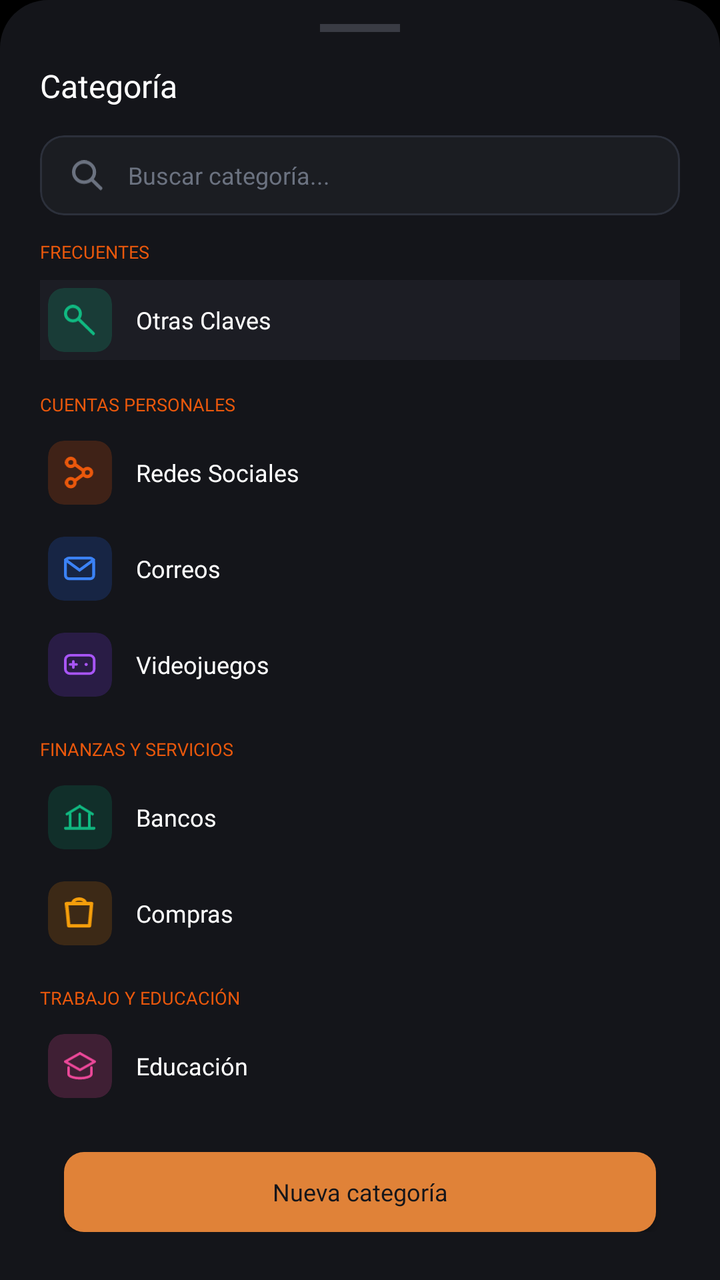
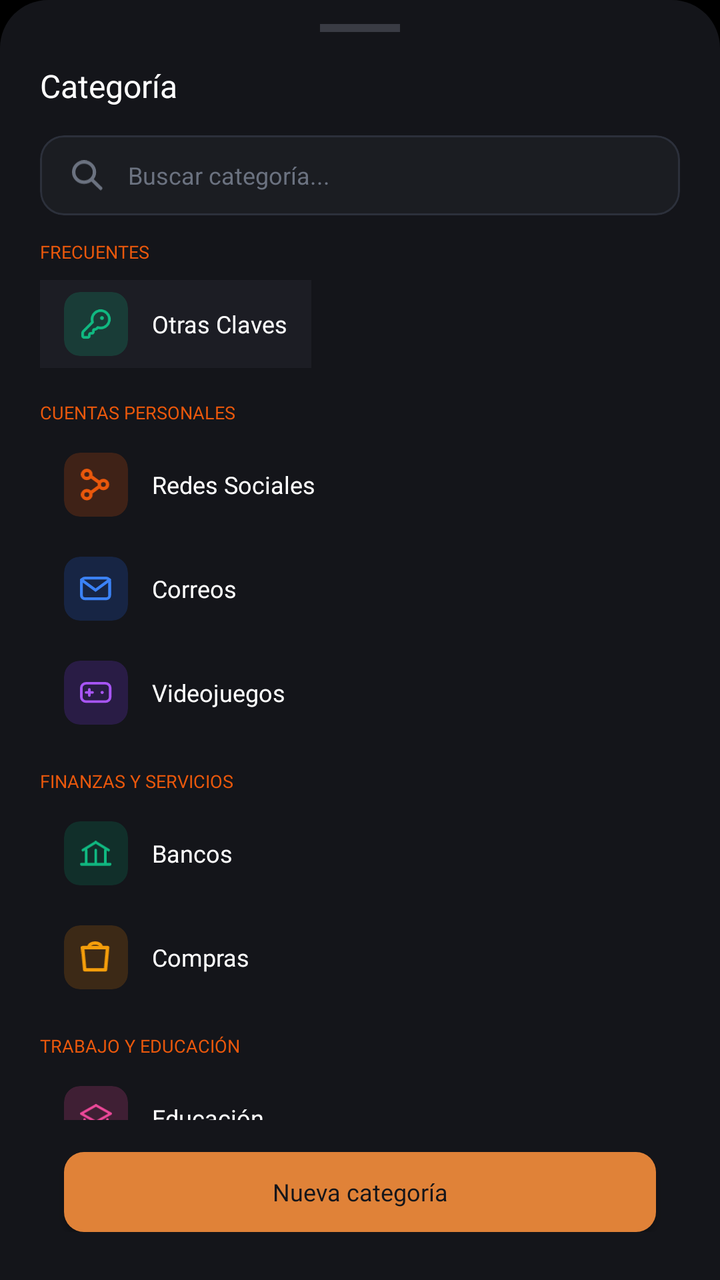

Two renders of the same Android screen: before a commit and after it. Below are the layout's source before the change and the commit's diff.
<!-- AndroidManifest.xml: application theme Theme.MyApplication -->
<!-- res/layout/dialog_category.xml -->
<?xml version="1.0" encoding="utf-8"?>
<LinearLayout xmlns:android="http://schemas.android.com/apk/res/android"
    xmlns:app="http://schemas.android.com/apk/res-auto"
    android:layout_width="match_parent"
    android:layout_height="match_parent"
    android:background="@drawable/bg_bottom_sheet"
    android:orientation="vertical"
    android:paddingStart="20dp"
    android:paddingTop="12dp"
    android:paddingEnd="20dp"
    android:paddingBottom="24dp">

    
    <View
        android:layout_width="40dp"
        android:layout_height="4dp"
        android:layout_gravity="center_horizontal"
        android:layout_marginBottom="16dp"
        android:background="@color/border_option_card" />

    <TextView
        android:layout_width="wrap_content"
        android:layout_height="wrap_content"
        android:fontFamily="@font/inter_bold"
        android:text="Categoría"
        android:textColor="@color/text_primary"
        android:textSize="16sp" />

    
    <com.google.android.material.card.MaterialCardView
        android:id="@+id/cardSearch"
        android:layout_width="match_parent"
        android:layout_height="40dp"
        android:layout_marginTop="14dp"
        app:cardBackgroundColor="#1B1D22"
        app:cardCornerRadius="12dp"
        app:cardElevation="0dp"
        app:strokeColor="#2C303B"
        app:strokeWidth="1dp">

        <LinearLayout
            android:layout_width="match_parent"
            android:layout_height="match_parent"
            android:gravity="center_vertical"
            android:orientation="horizontal"
            android:paddingHorizontal="16dp">

            <ImageView
                android:layout_width="16dp"
                android:layout_height="16dp"
                android:src="@drawable/lupa"
                app:tint="#6B7280" />

            <EditText
                android:id="@+id/etSearch"
                android:layout_width="match_parent"
                android:layout_height="match_parent"
                android:layout_marginStart="12dp"
                android:autofillHints="none"
                android:background="@null"
                android:fontFamily="sans-serif"
                android:hint="Buscar categoría..."
                android:inputType="text"
                android:textColor="#FFFFFF"
                android:textColorHint="#6B7280"
                android:textSize="12sp" />
        </LinearLayout>
    </com.google.android.material.card.MaterialCardView>

    
    <ScrollView
        android:layout_width="match_parent"
        android:layout_height="0dp"
        android:layout_marginTop="12dp"
        android:layout_weight="1"
        android:scrollbars="none">

        <LinearLayout
            android:layout_width="match_parent"
            android:layout_height="wrap_content"
            android:orientation="vertical">

            
            <TextView
                android:layout_width="wrap_content"
                android:layout_height="wrap_content"
                android:fontFamily="@font/inter_bold"
                android:text="FRECUENTES"
                android:textColor="@color/cat_section"
                android:textSize="9sp" />

            <LinearLayout
                android:id="@+id/rowOther"
                android:layout_width="match_parent"
                android:layout_height="wrap_content"
                android:layout_marginTop="8dp"
                android:background="@color/bg_option_card"
                android:gravity="center_vertical"
                android:orientation="horizontal"
                android:padding="4dp">

                <com.google.android.material.card.MaterialCardView
                    android:layout_width="32dp"
                    android:layout_height="32dp"
                    app:cardBackgroundColor="@color/cat_other_bg"
                    app:cardCornerRadius="8dp"
                    app:cardElevation="0dp"
                    app:strokeWidth="0dp">

                    <ImageView
                        android:layout_width="16dp"
                        android:layout_height="16dp"
                        android:layout_gravity="center"
                        android:src="@drawable/ic_cat_lupa" />
                </com.google.android.material.card.MaterialCardView>

                <TextView
                    android:layout_width="wrap_content"
                    android:layout_height="wrap_content"
                    android:layout_marginStart="12dp"
                    android:fontFamily="@font/inter_bold"
                    android:text="Otras Claves"
                    android:textColor="@color/text_primary"
                    android:textSize="12sp" />
            </LinearLayout>

            
            <TextView
                android:layout_width="wrap_content"
                android:layout_height="wrap_content"
                android:layout_marginTop="16dp"
                android:fontFamily="@font/inter_bold"
                android:text="CUENTAS PERSONALES"
                android:textColor="@color/cat_section"
                android:textSize="9sp" />

            <LinearLayout
                android:id="@+id/rowSocial"
                android:layout_width="match_parent"
                android:layout_height="wrap_content"
                android:layout_marginTop="8dp"
                android:gravity="center_vertical"
                android:orientation="horizontal"
                android:padding="4dp">

                <com.google.android.material.card.MaterialCardView
                    android:layout_width="32dp"
                    android:layout_height="32dp"
                    app:cardBackgroundColor="@color/cat_social_bg"
                    app:cardCornerRadius="8dp"
                    app:cardElevation="0dp"
                    app:strokeWidth="0dp">

                    <ImageView
                        android:layout_width="16dp"
                        android:layout_height="16dp"
                        android:layout_gravity="center"
                        android:src="@drawable/ic_cat_social" />
                </com.google.android.material.card.MaterialCardView>

                <TextView
                    android:layout_width="wrap_content"
                    android:layout_height="wrap_content"
                    android:layout_marginStart="12dp"
                    android:fontFamily="@font/inter_bold"
                    android:text="Redes Sociales"
                    android:textColor="@color/text_primary"
                    android:textSize="12sp" />
            </LinearLayout>

            <LinearLayout
                android:id="@+id/rowMail"
                android:layout_width="match_parent"
                android:layout_height="wrap_content"
                android:layout_marginTop="8dp"
                android:gravity="center_vertical"
                android:orientation="horizontal"
                android:padding="4dp">

                <com.google.android.material.card.MaterialCardView
                    android:layout_width="32dp"
                    android:layout_height="32dp"
                    app:cardBackgroundColor="@color/cat_mail_bg"
                    app:cardCornerRadius="8dp"
                    app:cardElevation="0dp"
                    app:strokeWidth="0dp">

                    <ImageView
                        android:layout_width="16dp"
                        android:layout_height="16dp"
                        android:layout_gravity="center"
                        android:src="@drawable/ic_cat_mail" />
                </com.google.android.material.card.MaterialCardView>

                <TextView
                    android:layout_width="wrap_content"
                    android:layout_height="wrap_content"
                    android:layout_marginStart="12dp"
                    android:fontFamily="@font/inter_bold"
                    android:text="Correos"
                    android:textColor="@color/text_primary"
                    android:textSize="12sp" />
            </LinearLayout>

            <LinearLayout
                android:id="@+id/rowGames"
                android:layout_width="match_parent"
                android:layout_height="wrap_content"
                android:layout_marginTop="8dp"
                android:gravity="center_vertical"
                android:orientation="horizontal"
                android:padding="4dp">

                <com.google.android.material.card.MaterialCardView
                    android:layout_width="32dp"
                    android:layout_height="32dp"
                    app:cardBackgroundColor="@color/cat_games_bg"
                    app:cardCornerRadius="8dp"
                    app:cardElevation="0dp"
                    app:strokeWidth="0dp">

                    <ImageView
                        android:layout_width="16dp"
                        android:layout_height="16dp"
                        android:layout_gravity="center"
                        android:src="@drawable/ic_cat_games" />
                </com.google.android.material.card.MaterialCardView>

                <TextView
                    android:layout_width="wrap_content"
                    android:layout_height="wrap_content"
                    android:layout_marginStart="12dp"
                    android:fontFamily="@font/inter_bold"
                    android:text="Videojuegos"
                    android:textColor="@color/text_primary"
                    android:textSize="12sp" />
            </LinearLayout>

            
            <TextView
                android:layout_width="wrap_content"
                android:layout_height="wrap_content"
                android:layout_marginTop="16dp"
                android:fontFamily="@font/inter_bold"
                android:text="FINANZAS Y SERVICIOS"
                android:textColor="@color/cat_section"
                android:textSize="9sp" />

            <LinearLayout
                android:id="@+id/rowBank"
                android:layout_width="match_parent"
                android:layout_height="wrap_content"
                android:layout_marginTop="8dp"
                android:gravity="center_vertical"
                android:orientation="horizontal"
                android:padding="4dp">

                <com.google.android.material.card.MaterialCardView
                    android:layout_width="32dp"
                    android:layout_height="32dp"
                    app:cardBackgroundColor="@color/cat_bank_bg"
                    app:cardCornerRadius="8dp"
                    app:cardElevation="0dp"
                    app:strokeWidth="0dp">

                    <ImageView
                        android:layout_width="16dp"
                        android:layout_height="16dp"
                        android:layout_gravity="center"
                        android:src="@drawable/ic_cat_bank" />
                </com.google.android.material.card.MaterialCardView>

                <TextView
                    android:layout_width="wrap_content"
                    android:layout_height="wrap_content"
                    android:layout_marginStart="12dp"
                    android:fontFamily="@font/inter_bold"
                    android:text="Bancos"
                    android:textColor="@color/text_primary"
                    android:textSize="12sp" />
            </LinearLayout>

            <LinearLayout
                android:id="@+id/rowShop"
                android:layout_width="match_parent"
                android:layout_height="wrap_content"
                android:layout_marginTop="8dp"
                android:gravity="center_vertical"
                android:orientation="horizontal"
                android:padding="4dp">

                <com.google.android.material.card.MaterialCardView
                    android:layout_width="32dp"
                    android:layout_height="32dp"
                    app:cardBackgroundColor="@color/cat_shop_bg"
                    app:cardCornerRadius="8dp"
                    app:cardElevation="0dp"
                    app:strokeWidth="0dp">

                    <ImageView
                        android:layout_width="16dp"
                        android:layout_height="16dp"
                        android:layout_gravity="center"
                        android:src="@drawable/ic_cat_shop" />
                </com.google.android.material.card.MaterialCardView>

                <TextView
                    android:layout_width="wrap_content"
                    android:layout_height="wrap_content"
                    android:layout_marginStart="12dp"
                    android:fontFamily="@font/inter_bold"
                    android:text="Compras"
                    android:textColor="@color/text_primary"
                    android:textSize="12sp" />
            </LinearLayout>

            
            <TextView
                android:layout_width="wrap_content"
                android:layout_height="wrap_content"
                android:layout_marginTop="16dp"
                android:fontFamily="@font/inter_bold"
                android:text="TRABAJO Y EDUCACIÓN"
                android:textColor="@color/cat_section"
                android:textSize="9sp" />

            <LinearLayout
                android:id="@+id/rowEdu"
                android:layout_width="match_parent"
                android:layout_height="wrap_content"
                android:layout_marginTop="8dp"
                android:gravity="center_vertical"
                android:orientation="horizontal"
                android:padding="4dp">

                <com.google.android.material.card.MaterialCardView
                    android:layout_width="32dp"
                    android:layout_height="32dp"
                    app:cardBackgroundColor="@color/cat_edu_bg"
                    app:cardCornerRadius="8dp"
                    app:cardElevation="0dp"
                    app:strokeWidth="0dp">

                    <ImageView
                        android:layout_width="16dp"
                        android:layout_height="16dp"
                        android:layout_gravity="center"
                        android:src="@drawable/ic_cat_edu" />
                </com.google.android.material.card.MaterialCardView>

                <TextView
                    android:layout_width="wrap_content"
                    android:layout_height="wrap_content"
                    android:layout_marginStart="12dp"
                    android:fontFamily="@font/inter_bold"
                    android:text="Educación"
                    android:textColor="@color/text_primary"
                    android:textSize="12sp" />
            </LinearLayout>
        </LinearLayout>
    </ScrollView>

    
    <androidx.appcompat.widget.AppCompatButton
        android:id="@+id/btnNewCategory"
        android:layout_width="match_parent"
        android:layout_height="40dp"
        android:layout_marginStart="12dp"
        android:layout_marginTop="16dp"
        android:layout_marginEnd="12dp"
        android:background="@drawable/bg_button_slim"
        android:fontFamily="@font/inter_bold"
        android:text="Nueva categoría"
        android:textAllCaps="false"
        android:textColor="@color/bg_main"
        android:textSize="12sp"
        app:backgroundTint="@null" />
</LinearLayout>
<!-- resources referenced by this layout -->
<resources>
  <color name="bg_main">#14151A</color>
  <color name="bg_option_card">#1C1D24</color>
  <color name="border_option_card">#3A3C44</color>
  <color name="cat_bank_bg">#33059669</color>
  <color name="cat_edu_bg">#33EC4899</color>
  <color name="cat_games_bg">#337C3AED</color>
  <color name="cat_mail_bg">#332563EB</color>
  <color name="cat_other_bg">#3310B981</color>
  <color name="cat_section">#EA580C</color>
  <color name="cat_shop_bg">#33D97706</color>
  <color name="cat_social_bg">#33EA580C</color>
  <color name="text_primary">#FFFFFF</color>
  <!-- drawable bg_bottom_sheet (drawable) -->
  <?xml version="1.0" encoding="utf-8"?>
  <shape xmlns:android="http://schemas.android.com/apk/res/android"
      android:shape="rectangle">
      
      <solid android:color="#14151A" />
      
      <corners
          android:topLeftRadius="24dp"
          android:topRightRadius="24dp"
          android:bottomLeftRadius="0dp"
          android:bottomRightRadius="0dp" />
  </shape>
  <!-- drawable bg_button_slim (drawable) -->
  <?xml version="1.0" encoding="utf-8"?>
  <shape xmlns:android="http://schemas.android.com/apk/res/android"
      android:shape="rectangle">
      <solid android:color="@color/orange_primary" />
      <corners android:radius="10dp" />
  </shape>
  <!-- drawable ic_cat_edu (drawable) -->
  <vector xmlns:android="http://schemas.android.com/apk/res/android"
      android:width="23dp"
      android:height="20dp"
      android:viewportWidth="23"
      android:viewportHeight="20">
    <path
        android:pathData="M3.252,11.024V15.789C3.252,17.575 7.368,18.767 11.484,18.767C15.601,18.767 19.717,17.575 19.717,15.789V11.024M11.484,0.9L0.9,6.855L11.484,12.811L22.069,6.855L11.484,0.9Z"
        android:strokeLineJoin="round"
        android:strokeWidth="1.8"
        android:fillColor="#00000000"
        android:strokeColor="#EC4899"
        android:strokeLineCap="round"/>
  </vector>
  <!-- drawable ic_cat_lupa (drawable) -->
  <vector xmlns:android="http://schemas.android.com/apk/res/android"
      android:width="19dp"
      android:height="18dp"
      android:viewportWidth="19"
      android:viewportHeight="18">
    <path
        android:pathData="M9.72,5.198C9.72,7.573 7.746,9.497 5.31,9.497C2.874,9.497 0.9,7.573 0.9,5.198C0.9,2.824 2.874,0.9 5.31,0.9C7.746,0.9 9.72,2.824 9.72,5.198Z"
        android:strokeWidth="1.8"
        android:fillColor="#00000000"
        android:strokeColor="#10B981"/>
    <path
        android:pathData="M9.169,8.96L17.438,17.02ZM14.13,13.796L16.336,15.945Z"
        android:fillColor="#8E9298"/>
    <path
        android:pathData="M9.169,8.96L17.438,17.02M14.13,13.796L16.336,15.945"
        android:strokeWidth="1.8"
        android:fillColor="#00000000"
        android:strokeColor="#10B981"
        android:strokeLineCap="round"/>
  </vector>
  <!-- drawable ic_cat_shop (drawable) -->
  <vector xmlns:android="http://schemas.android.com/apk/res/android"
      android:width="16dp"
      android:height="17dp"
      android:viewportWidth="16"
      android:viewportHeight="17">
    <path
        android:pathData="M4.208,3.318H0.9L2.002,15.139H13.028L14.131,3.318H10.823M4.208,3.318H10.823M4.208,3.318C4.208,0.094 10.823,0.094 10.823,3.318"
        android:strokeLineJoin="round"
        android:strokeWidth="1.8"
        android:fillColor="#00000000"
        android:strokeColor="#F59E0B"
        android:strokeLineCap="round"/>
  </vector>
  <style name="Theme.MyApplication" parent="Base.Theme.MyApplication" />
  <color name="orange_primary">#E08238</color>
  <style name="Base.Theme.MyApplication" parent="Theme.Material3.DayNight.NoActionBar">
          <item name="android:windowBackground">#000000</item>
      </style>
  <!-- unchanged entries left out for length: 5 -->
</resources>

<!-- the commit's change to res/layout/dialog_category.xml (unified diff, before → after) -->
@@ -91,13 +91,16 @@
 
             <LinearLayout
                 android:id="@+id/rowOther"
-                android:layout_width="match_parent"
+                android:layout_width="wrap_content"
                 android:layout_height="wrap_content"
                 android:layout_marginTop="8dp"
                 android:background="@color/bg_option_card"
-                android:gravity="center_vertical"
-                android:orientation="horizontal"
-                android:padding="4dp">
+                android:clickable="true"
+                android:focusable="true"
+                android:gravity="center_vertical"
+                android:orientation="horizontal"
+                android:paddingHorizontal="12dp"
+                android:paddingVertical="6dp">
 
                 <com.google.android.material.card.MaterialCardView
                     android:layout_width="32dp"
@@ -111,7 +114,11 @@
                         android:layout_width="16dp"
                         android:layout_height="16dp"
                         android:layout_gravity="center"
-                        android:src="@drawable/ic_cat_lupa" />
+                        android:src="@drawable/ic_cat_lupa"
+                        />
+
+
+
                 </com.google.android.material.card.MaterialCardView>
 
                 <TextView
@@ -136,12 +143,15 @@
 
             <LinearLayout
                 android:id="@+id/rowSocial"
-                android:layout_width="match_parent"
-                android:layout_height="wrap_content"
-                android:layout_marginTop="8dp"
-                android:gravity="center_vertical"
-                android:orientation="horizontal"
-                android:padding="4dp">
+                android:layout_width="wrap_content"
+                android:layout_height="wrap_content"
+                android:layout_marginTop="8dp"
+                android:clickable="true"
+                android:focusable="true"
+                android:gravity="center_vertical"
+                android:orientation="horizontal"
+                android:paddingHorizontal="12dp"
+                android:paddingVertical="6dp">
 
                 <com.google.android.material.card.MaterialCardView
                     android:layout_width="32dp"
@@ -170,12 +180,15 @@
 
             <LinearLayout
                 android:id="@+id/rowMail"
-                android:layout_width="match_parent"
-                android:layout_height="wrap_content"
-                android:layout_marginTop="8dp"
-                android:gravity="center_vertical"
-                android:orientation="horizontal"
-                android:padding="4dp">
+                android:layout_width="wrap_content"
+                android:layout_height="wrap_content"
+                android:layout_marginTop="8dp"
+                android:clickable="true"
+                android:focusable="true"
+                android:gravity="center_vertical"
+                android:orientation="horizontal"
+                android:paddingHorizontal="12dp"
+                android:paddingVertical="6dp">
 
                 <com.google.android.material.card.MaterialCardView
                     android:layout_width="32dp"
@@ -204,12 +217,15 @@
 
             <LinearLayout
                 android:id="@+id/rowGames"
-                android:layout_width="match_parent"
-                android:layout_height="wrap_content"
-                android:layout_marginTop="8dp"
-                android:gravity="center_vertical"
-                android:orientation="horizontal"
-                android:padding="4dp">
+                android:layout_width="wrap_content"
+                android:layout_height="wrap_content"
+                android:layout_marginTop="8dp"
+                android:clickable="true"
+                android:focusable="true"
+                android:gravity="center_vertical"
+                android:orientation="horizontal"
+                android:paddingHorizontal="12dp"
+                android:paddingVertical="6dp">
 
                 <com.google.android.material.card.MaterialCardView
                     android:layout_width="32dp"
@@ -248,12 +264,15 @@
 
             <LinearLayout
                 android:id="@+id/rowBank"
-                android:layout_width="match_parent"
-                android:layout_height="wrap_content"
-                android:layout_marginTop="8dp"
-                android:gravity="center_vertical"
-                android:orientation="horizontal"
-                android:padding="4dp">
+                android:layout_width="wrap_content"
+                android:layout_height="wrap_content"
+                android:layout_marginTop="8dp"
+                android:clickable="true"
+                android:focusable="true"
+                android:gravity="center_vertical"
+                android:orientation="horizontal"
+                android:paddingHorizontal="12dp"
+                android:paddingVertical="6dp">
 
                 <com.google.android.material.card.MaterialCardView
                     android:layout_width="32dp"
@@ -282,12 +301,15 @@
 
             <LinearLayout
                 android:id="@+id/rowShop"
-                android:layout_width="match_parent"
-                android:layout_height="wrap_content"
-                android:layout_marginTop="8dp"
-                android:gravity="center_vertical"
-                android:orientation="horizontal"
-                android:padding="4dp">
+                android:layout_width="wrap_content"
+                android:layout_height="wrap_content"
+                android:layout_marginTop="8dp"
+                android:clickable="true"
+                android:focusable="true"
+                android:gravity="center_vertical"
+                android:orientation="horizontal"
+                android:paddingHorizontal="12dp"
+                android:paddingVertical="6dp">
 
                 <com.google.android.material.card.MaterialCardView
                     android:layout_width="32dp"
@@ -326,12 +348,15 @@
 
             <LinearLayout
                 android:id="@+id/rowEdu"
-                android:layout_width="match_parent"
-                android:layout_height="wrap_content"
-                android:layout_marginTop="8dp"
-                android:gravity="center_vertical"
-                android:orientation="horizontal"
-                android:padding="4dp">
+                android:layout_width="wrap_content"
+                android:layout_height="wrap_content"
+                android:layout_marginTop="8dp"
+                android:clickable="true"
+                android:focusable="true"
+                android:gravity="center_vertical"
+                android:orientation="horizontal"
+                android:paddingHorizontal="12dp"
+                android:paddingVertical="6dp">
 
                 <com.google.android.material.card.MaterialCardView
                     android:layout_width="32dp"
<!-- resource entries referenced after the edit -->
@@ -46,27 +46,7 @@
         android:strokeColor="#EC4899"
         android:strokeLineCap="round"/>
   </vector>
-  <!-- drawable ic_cat_lupa (drawable) -->
-  <vector xmlns:android="http://schemas.android.com/apk/res/android"
-      android:width="19dp"
-      android:height="18dp"
-      android:viewportWidth="19"
-      android:viewportHeight="18">
-    <path
-        android:pathData="M9.72,5.198C9.72,7.573 7.746,9.497 5.31,9.497C2.874,9.497 0.9,7.573 0.9,5.198C0.9,2.824 2.874,0.9 5.31,0.9C7.746,0.9 9.72,2.824 9.72,5.198Z"
-        android:strokeWidth="1.8"
-        android:fillColor="#00000000"
-        android:strokeColor="#10B981"/>
-    <path
-        android:pathData="M9.169,8.96L17.438,17.02ZM14.13,13.796L16.336,15.945Z"
-        android:fillColor="#8E9298"/>
-    <path
-        android:pathData="M9.169,8.96L17.438,17.02M14.13,13.796L16.336,15.945"
-        android:strokeWidth="1.8"
-        android:fillColor="#00000000"
-        android:strokeColor="#10B981"
-        android:strokeLineCap="round"/>
-  </vector>
+  <!-- drawable ic_cat_lupa: png bitmap (drawable, 1819 bytes) -->
   <!-- drawable ic_cat_shop (drawable) -->
   <vector xmlns:android="http://schemas.android.com/apk/res/android"
       android:width="16dp"
